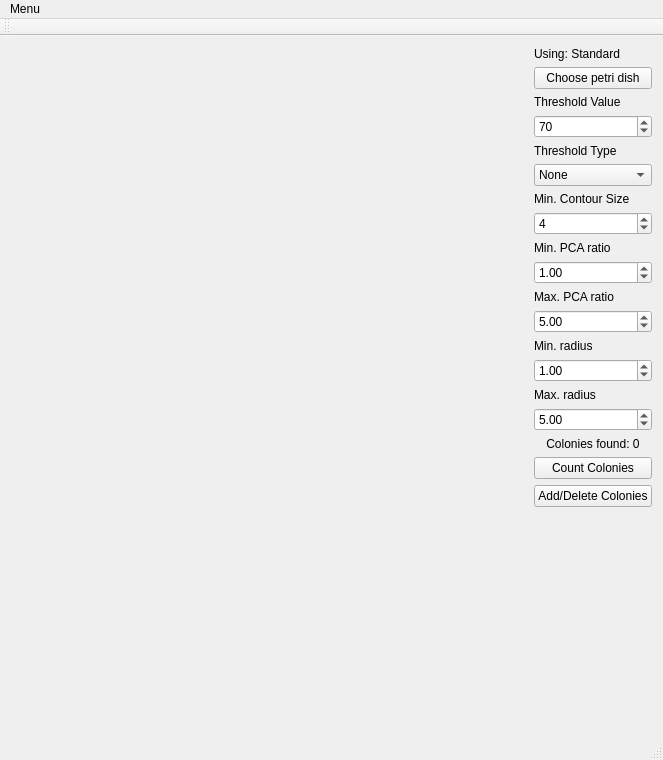
Qt form mainwindow.ui (ColonyCounter/ColonyCounter-GUI) before a commit.
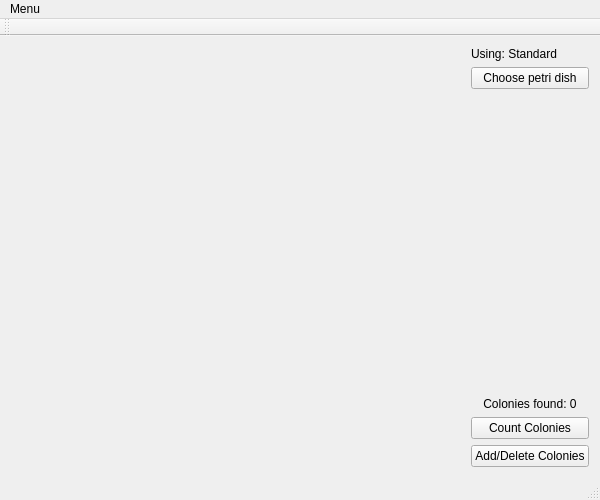
The same form after that commit.

The edit to the form file:
```diff
--- a/mainwindow.ui
+++ b/mainwindow.ui
@@ -6,8 +6,8 @@
    <rect>
     <x>0</x>
     <y>0</y>
-    <width>663</width>
-    <height>760</height>
+    <width>600</width>
+    <height>500</height>
    </rect>
   </property>
   <property name="cursor">
@@ -31,319 +31,7 @@
       </property>
      </widget>
     </item>
-    <item row="1" column="1">
-     <widget class="QPushButton" name="chooseCircleButton">
-      <property name="text">
-       <string>Choose petri dish</string>
-      </property>
-     </widget>
-    </item>
-    <item row="3" column="1">
-     <layout class="QGridLayout" name="gridLayout_2">
-      <item row="0" column="0">
-       <widget class="QLabel" name="countColoniesLabel">
-        <property name="sizePolicy">
-         <sizepolicy hsizetype="Minimum" vsizetype="Preferred">
-          <horstretch>0</horstretch>
-          <verstretch>0</verstretch>
-         </sizepolicy>
-        </property>
-        <property name="text">
-         <string>Colonies found: 0</string>
-        </property>
-        <property name="alignment">
-         <set>Qt::AlignCenter</set>
-        </property>
-       </widget>
-      </item>
-      <item row="1" column="0">
-       <widget class="QPushButton" name="countColoniesButton">
-        <property name="sizePolicy">
-         <sizepolicy hsizetype="Minimum" vsizetype="Preferred">
-          <horstretch>0</horstretch>
-          <verstretch>0</verstretch>
-         </sizepolicy>
-        </property>
-        <property name="text">
-         <string>Count Colonies</string>
-        </property>
-       </widget>
-      </item>
-      <item row="2" column="0">
-       <widget class="QPushButton" name="add_deleteColoniesButton">
-        <property name="sizePolicy">
-         <sizepolicy hsizetype="Minimum" vsizetype="Preferred">
-          <horstretch>0</horstretch>
-          <verstretch>0</verstretch>
-         </sizepolicy>
-        </property>
-        <property name="text">
-         <string>Add/Delete Colonies</string>
-        </property>
-       </widget>
-      </item>
-     </layout>
-    </item>
     <item row="2" column="1">
-     <layout class="QGridLayout" name="standardGrid">
-      <item row="4" column="0">
-       <widget class="QLabel" name="minContourSizeLabel">
-        <property name="sizePolicy">
-         <sizepolicy hsizetype="Minimum" vsizetype="Preferred">
-          <horstretch>0</horstretch>
-          <verstretch>0</verstretch>
-         </sizepolicy>
-        </property>
-        <property name="text">
-         <string>Min. Contour Size</string>
-        </property>
-       </widget>
-      </item>
-      <item row="13" column="0">
-       <widget class="QDoubleSpinBox" name="maxRadiusSpin">
-        <property name="sizePolicy">
-         <sizepolicy hsizetype="Minimum" vsizetype="Preferred">
-          <horstretch>0</horstretch>
-          <verstretch>0</verstretch>
-         </sizepolicy>
-        </property>
-        <property name="maximum">
-         <double>100.000000000000000</double>
-        </property>
-        <property name="singleStep">
-         <double>0.250000000000000</double>
-        </property>
-        <property name="value">
-         <double>5.000000000000000</double>
-        </property>
-       </widget>
-      </item>
-      <item row="12" column="0">
-       <widget class="QLabel" name="maxRadiusLabel">
-        <property name="sizePolicy">
-         <sizepolicy hsizetype="Minimum" vsizetype="Preferred">
-          <horstretch>0</horstretch>
-          <verstretch>0</verstretch>
-         </sizepolicy>
-        </property>
-        <property name="text">
-         <string>Max. radius</string>
-        </property>
-       </widget>
-      </item>
-      <item row="1" column="0">
-       <widget class="QSpinBox" name="thresholdValueSpin">
-        <property name="sizePolicy">
-         <sizepolicy hsizetype="Minimum" vsizetype="Preferred">
-          <horstretch>0</horstretch>
-          <verstretch>0</verstretch>
-         </sizepolicy>
-        </property>
-        <property name="maximum">
-         <number>255</number>
-        </property>
-        <property name="value">
-         <number>70</number>
-        </property>
-       </widget>
-      </item>
-      <item row="6" column="0">
-       <widget class="QLabel" name="minPcaRatioLabel">
-        <property name="sizePolicy">
-         <sizepolicy hsizetype="Minimum" vsizetype="Preferred">
-          <horstretch>0</horstretch>
-          <verstretch>0</verstretch>
-         </sizepolicy>
-        </property>
-        <property name="text">
-         <string>Min. PCA ratio</string>
-        </property>
-       </widget>
-      </item>
-      <item row="10" column="0">
-       <widget class="QLabel" name="minRadiusLabel">
-        <property name="sizePolicy">
-         <sizepolicy hsizetype="Minimum" vsizetype="Preferred">
-          <horstretch>0</horstretch>
-          <verstretch>0</verstretch>
-         </sizepolicy>
-        </property>
-        <property name="text">
-         <string>Min. radius</string>
-        </property>
-       </widget>
-      </item>
-      <item row="9" column="0">
-       <widget class="QDoubleSpinBox" name="maxPcaRatioSpin">
-        <property name="sizePolicy">
-         <sizepolicy hsizetype="Minimum" vsizetype="Preferred">
-          <horstretch>0</horstretch>
-          <verstretch>0</verstretch>
-         </sizepolicy>
-        </property>
-        <property name="maximum">
-         <double>100.000000000000000</double>
-        </property>
-        <property name="singleStep">
-         <double>0.250000000000000</double>
-        </property>
-        <property name="value">
-         <double>5.000000000000000</double>
-        </property>
-       </widget>
-      </item>
-      <item row="2" column="0">
-       <widget class="QLabel" name="thresholdTypeLabel">
-        <property name="sizePolicy">
-         <sizepolicy hsizetype="Minimum" vsizetype="Preferred">
-          <horstretch>0</horstretch>
-          <verstretch>0</verstretch>
-         </sizepolicy>
-        </property>
-        <property name="text">
-         <string>Threshold Type</string>
-        </property>
-       </widget>
-      </item>
-      <item row="5" column="0">
-       <widget class="QSpinBox" name="minContourSizeSpin">
-        <property name="sizePolicy">
-         <sizepolicy hsizetype="Minimum" vsizetype="Preferred">
-          <horstretch>0</horstretch>
-          <verstretch>0</verstretch>
-         </sizepolicy>
-        </property>
-        <property name="maximum">
-         <number>20</number>
-        </property>
-        <property name="value">
-         <number>4</number>
-        </property>
-       </widget>
-      </item>
-      <item row="3" column="0">
-       <widget class="QComboBox" name="thresholdTypeBox">
-        <property name="sizePolicy">
-         <sizepolicy hsizetype="Minimum" vsizetype="Preferred">
-          <horstretch>0</horstretch>
-          <verstretch>0</verstretch>
-         </sizepolicy>
-        </property>
-        <property name="currentIndex">
-         <number>5</number>
-        </property>
-        <item>
-         <property name="text">
-          <string>Binary</string>
-         </property>
-        </item>
-        <item>
-         <property name="text">
-          <string>Binary Inverted</string>
-         </property>
-        </item>
-        <item>
-         <property name="text">
-          <string>Truncate</string>
-         </property>
-        </item>
-        <item>
-         <property name="text">
-          <string>To Zero</string>
-         </property>
-        </item>
-        <item>
-         <property name="text">
-          <string>To Zero Inverted</string>
-         </property>
-        </item>
-        <item>
-         <property name="text">
-          <string>None</string>
-         </property>
-        </item>
-       </widget>
-      </item>
-      <item row="8" column="0">
-       <widget class="QLabel" name="maxPcaRatioLabel">
-        <property name="sizePolicy">
-         <sizepolicy hsizetype="Minimum" vsizetype="Preferred">
-          <horstretch>0</horstretch>
-          <verstretch>0</verstretch>
-         </sizepolicy>
-        </property>
-        <property name="text">
-         <string>Max. PCA ratio</string>
-        </property>
-       </widget>
-      </item>
-      <item row="7" column="0">
-       <widget class="QDoubleSpinBox" name="minPcaRatioSpin">
-        <property name="sizePolicy">
-         <sizepolicy hsizetype="Minimum" vsizetype="Preferred">
-          <horstretch>0</horstretch>
-          <verstretch>0</verstretch>
-         </sizepolicy>
-        </property>
-        <property name="maximum">
-         <double>10.000000000000000</double>
-        </property>
-        <property name="singleStep">
-         <double>0.250000000000000</double>
-        </property>
-        <property name="value">
-         <double>1.000000000000000</double>
-        </property>
-       </widget>
-      </item>
-      <item row="11" column="0">
-       <widget class="QDoubleSpinBox" name="minRadiusSpin">
-        <property name="sizePolicy">
-         <sizepolicy hsizetype="Minimum" vsizetype="Preferred">
-          <horstretch>0</horstretch>
-          <verstretch>0</verstretch>
-         </sizepolicy>
-        </property>
-        <property name="maximum">
-         <double>100.000000000000000</double>
-        </property>
-        <property name="singleStep">
-         <double>0.250000000000000</double>
-        </property>
-        <property name="value">
-         <double>1.000000000000000</double>
-        </property>
-       </widget>
-      </item>
-      <item row="0" column="0">
-       <widget class="QLabel" name="thresholdValueLabel">
-        <property name="sizePolicy">
-         <sizepolicy hsizetype="Minimum" vsizetype="Preferred">
-          <horstretch>0</horstretch>
-          <verstretch>0</verstretch>
-         </sizepolicy>
-        </property>
-        <property name="text">
-         <string>Threshold Value</string>
-        </property>
-       </widget>
-      </item>
-     </layout>
-    </item>
-    <item row="0" column="0" rowspan="4">
-     <widget class="QLabel" name="imgLabel">
-      <property name="sizePolicy">
-       <sizepolicy hsizetype="Minimum" vsizetype="Minimum">
-        <horstretch>0</horstretch>
-        <verstretch>0</verstretch>
-       </sizepolicy>
-      </property>
-      <property name="text">
-       <string/>
-      </property>
-     </widget>
-    </item>
-    <item row="4" column="1">
      <spacer name="verticalSpacer">
       <property name="orientation">
        <enum>Qt::Vertical</enum>
@@ -356,6 +44,75 @@
       </property>
      </spacer>
     </item>
+    <item row="5" column="1">
+     <layout class="QGridLayout" name="standardGrid"/>
+    </item>
+    <item row="0" column="0" rowspan="7">
+     <widget class="QLabel" name="imgLabel">
+      <property name="sizePolicy">
+       <sizepolicy hsizetype="Minimum" vsizetype="Minimum">
+        <horstretch>0</horstretch>
+        <verstretch>0</verstretch>
+       </sizepolicy>
+      </property>
+      <property name="text">
+       <string/>
+      </property>
+     </widget>
+    </item>
+    <item row="6" column="1">
+     <layout class="QGridLayout" name="gridLayout_2">
+      <item row="0" column="0">
+       <widget class="QLabel" name="countColoniesLabel">
+        <property name="sizePolicy">
+         <sizepolicy hsizetype="Minimum" vsizetype="Preferred">
+          <horstretch>0</horstretch>
+          <verstretch>0</verstretch>
+         </sizepolicy>
+        </property>
+        <property name="text">
+         <string>Colonies found: 0</string>
+        </property>
+        <property name="alignment">
+         <set>Qt::AlignCenter</set>
+        </property>
+       </widget>
+      </item>
+      <item row="1" column="0">
+       <widget class="QPushButton" name="countColoniesButton">
+        <property name="sizePolicy">
+         <sizepolicy hsizetype="Minimum" vsizetype="Preferred">
+          <horstretch>0</horstretch>
+          <verstretch>0</verstretch>
+         </sizepolicy>
+        </property>
+        <property name="text">
+         <string>Count Colonies</string>
+        </property>
+       </widget>
+      </item>
+      <item row="2" column="0">
+       <widget class="QPushButton" name="add_deleteColoniesButton">
+        <property name="sizePolicy">
+         <sizepolicy hsizetype="Minimum" vsizetype="Preferred">
+          <horstretch>0</horstretch>
+          <verstretch>0</verstretch>
+         </sizepolicy>
+        </property>
+        <property name="text">
+         <string>Add/Delete Colonies</string>
+        </property>
+       </widget>
+      </item>
+     </layout>
+    </item>
+    <item row="1" column="1">
+     <widget class="QPushButton" name="chooseCircleButton">
+      <property name="text">
+       <string>Choose petri dish</string>
+      </property>
+     </widget>
+    </item>
    </layout>
    <zorder>chooseCircleButton</zorder>
    <zorder>moduleUsedLabel</zorder>
@@ -367,7 +124,7 @@
     <rect>
      <x>0</x>
      <y>0</y>
-     <width>663</width>
+     <width>600</width>
      <height>28</height>
     </rect>
    </property>
```
Left out of the diff: 5 changed lines with no effect on the pictures.
